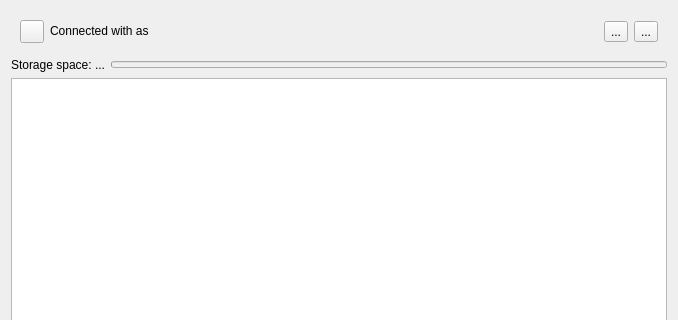
Before: the Qt Designer form src/gui/accountsettings.ui in Infomaniak/desktop-infomaniak-drive, drawn with Qt 5; both pictures show x 0 to 678 and y 0 to 320 of the 678 by 557 pixel window.
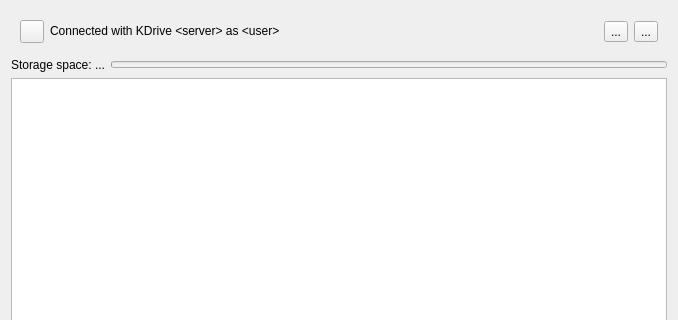
After: the same form once the commit is applied. Custom widgets are drawn as their Qt base class.

Diff of the .ui file:
```diff
--- a/src/gui/accountsettings.ui
+++ b/src/gui/accountsettings.ui
@@ -53,7 +53,7 @@
          </sizepolicy>
         </property>
         <property name="text">
-         <string>Connected with &lt;server&gt; as &lt;user&gt;</string>
+         <string>&lt;html&gt;&lt;head/&gt;&lt;body&gt;&lt;p&gt;Connected with KDrive &amp;lt;server&amp;gt; as &amp;lt;user&amp;gt;&lt;/p&gt;&lt;/body&gt;&lt;/html&gt;</string>
         </property>
         <property name="textFormat">
          <enum>Qt::RichText</enum>
```
